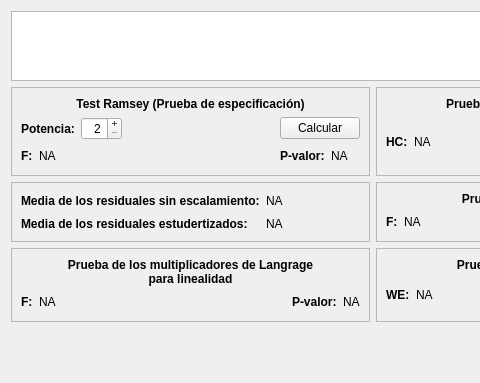
Before: the Qt Designer form view/ui/widget_analys_multi_colinualidad.ui in vasha54/apm, drawn with Qt 5; both pictures show x 0 to 480 and y 0 to 383 of the 746 by 504 pixel window.
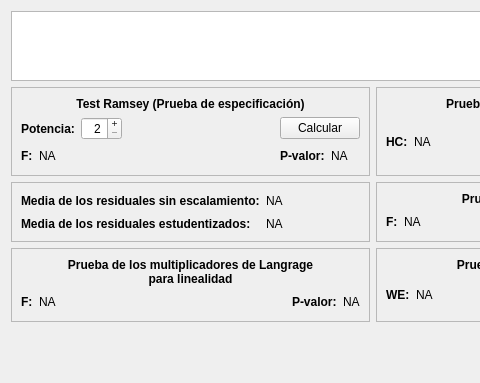
After: the same form once the commit is applied.

```diff
--- a/view/ui/widget_analys_multi_colinualidad.ui
+++ b/view/ui/widget_analys_multi_colinualidad.ui
@@ -391,7 +391,7 @@
            </font>
           </property>
           <property name="text">
-           <string>Media de los residuales estudertizados:</string>
+           <string>Media de los residuales estudentizados:</string>
           </property>
          </widget>
         </item>
```
